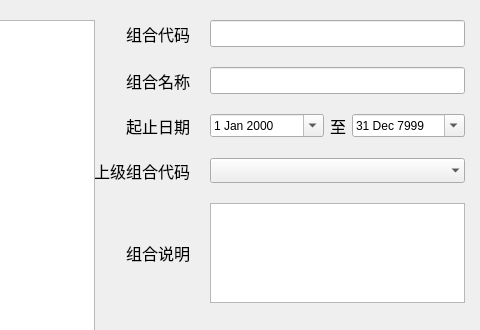
Above: FML/view/mainframe/portfolio_manage.ui from ruofeng216/fmlnew before the change; both pictures show x 478 to 958 and y 0 to 330 of the 958 by 462 pixel window. Below: the same form after it.
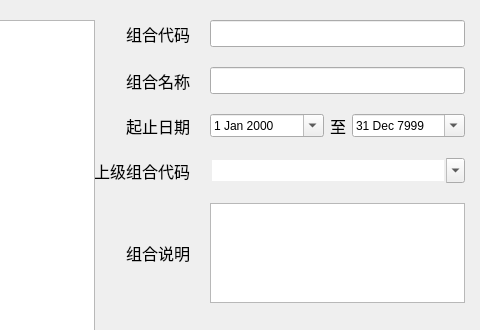
That is the form after the change. Custom widgets are drawn as their Qt base class.

Diff of the .ui file:
```diff
--- a/FML/view/mainframe/portfolio_manage.ui
+++ b/FML/view/mainframe/portfolio_manage.ui
@@ -373,6 +373,9 @@
             <pointsize>12</pointsize>
            </font>
           </property>
+          <property name="editable">
+           <bool>true</bool>
+          </property>
           <property name="frame">
            <bool>false</bool>
           </property>
```
